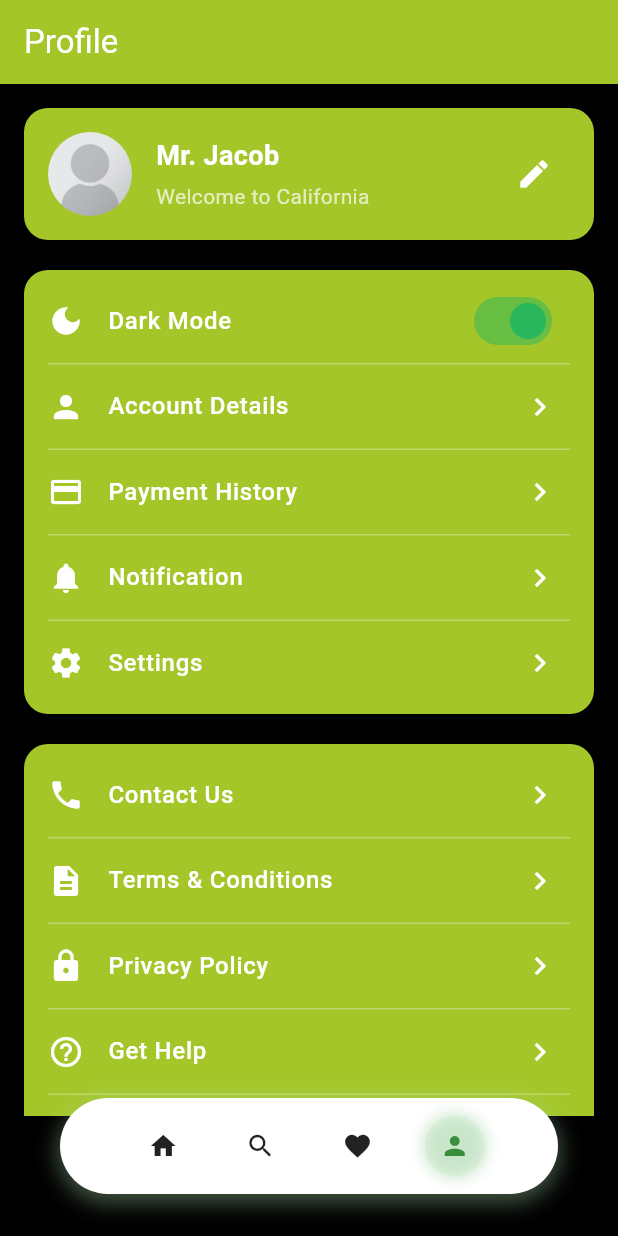
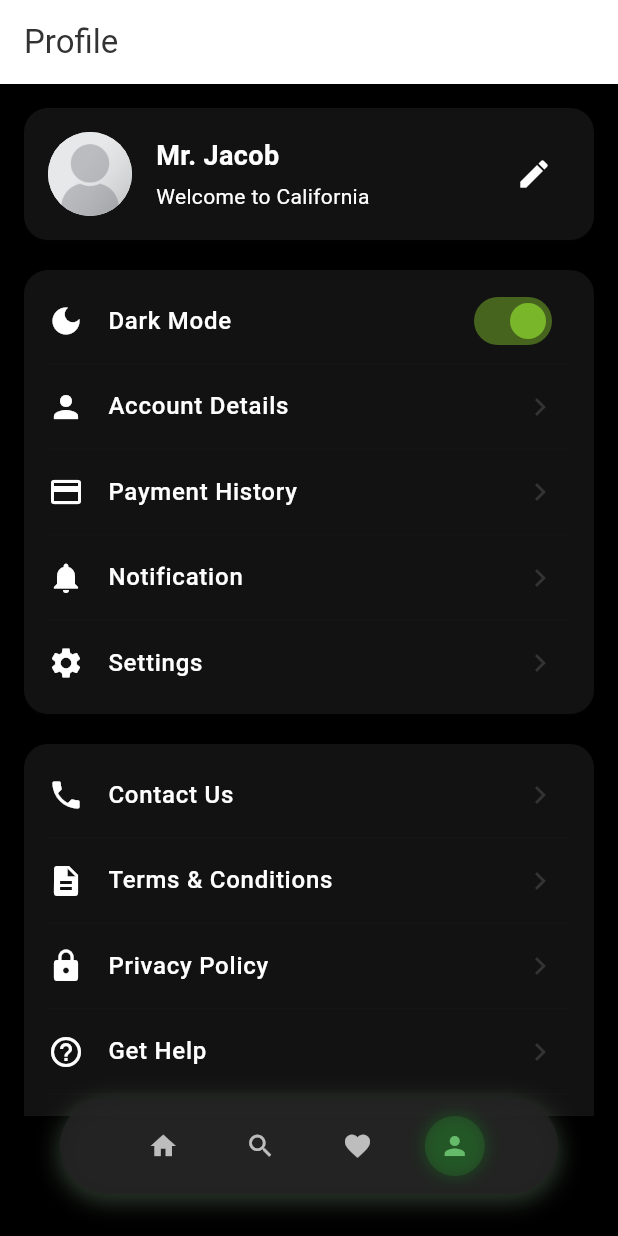
Before and after one commit to SJT-IT/fleetTest, a Flutter app: the HomePage screen opened by its route, item 4 of the bottom bar chosen, after a tap on the "edit" icon, on a phone screen of 412 x 824 dp. Run offline on Flutter 3.47's test engine with Material 3 defaults, Android fonts, the light colour scheme and no system bars; our stand-ins replace cloud_firestore, firebase_auth, firebase_core; accounts and stored records are empty; network calls fail; statements that could not run were skipped.

Commit message:
Dark mode fixd; Colour Scheme fixed

```diff
--- a/lib/core/theme/app_colors.dart
+++ b/lib/core/theme/app_colors.dart
@@ -2,37 +2,48 @@ import 'package:flutter/material.dart';
 
 class AppColors {
   // Primary colors
-  static const Color primary = Color(
-    0xFFA5C629,
-  ); // Previously primaryVariant, now main primary
-  static const Color primaryVariant = Color(
-    0xFF296AB6,
-  ); // Previously secondaryVariant
-  static const Color secondary = Color(0xFF29B65D); // Bluish-green
+  static const Color primary = Color(0xFFFFFFFF); // White for light mode
+  static const Color primaryVariant = Color(0xFF000000); // Black for dark mode
+  static const Color secondary = Color(0xFF7AB629); // Minimal green accent
   static const Color secondaryVariant = Color(
-    0xFF296AB6,
-  ); // Deep blue for accent (optional, you can keep or change)
+    0xFF7AB629,
+  ); // Same green for consistency
 
   // Complementary / accent
-  static const Color accent = Color(0xFF7AB629); // Vibrant green, moved here
+  static const Color accent = Color(0xFF7AB629); // Green accent
   static const Color accentVariant = Color(
-    0xFFB62973,
-  ); // Magenta/pink (optional)
+    0xFF7AB629,
+  ); // Same green accent variant
 
   // Surface & background
-  static const Color surface = Colors.white;
-  static const Color background = Color(0xFFE5F4D1); // Light green tint
-  static const Color surfaceVariant = Color(0xFFF6F6F6); // Light neutral
+  static const Color surface = Colors.white; // Light surface for light mode
+  static const Color background = Color(
+    0xFFF5F5F5,
+  ); // Light grey background for light mode
+  static const Color surfaceVariant = Color(
+    0xFFF5F5F5,
+  ); // Same as background for simplicity
 
   // Text colors
-  static const Color onPrimary = Colors.white;
-  static const Color onSecondary = Colors.white;
-  static const Color onSurface = Color(0xFF333333); // Dark neutral
-  static const Color onBackground = Color(0xFF333333);
+  static const Color onPrimary = Color(
+    0xFF333333,
+  ); // Dark text on white for light mode
+  static const Color onSecondary = Colors.white; // Light text on green accent
+  static const Color onSurface = Color(
+    0xFF333333,
+  ); // Dark text on light surfaces
+  static const Color onBackground = Color(
+    0xFF333333,
+  ); // Dark text on light background
 
   // Dark mode
-  static const Color darkSurface = Color(0xFF121212);
-  static const Color darkBackground = Color(0xFF000000);
-  static const Color onDarkSurface = Colors.white;
-  static const Color onDarkBackground = Colors.white;
+  static const Color darkSurface = Color(
+    0xFF121212,
+  ); // Dark surface for dark mode
+  static const Color darkBackground = Color(
+    0xFF000000,
+  ); // Black background for dark mode
+  static const Color onDarkSurface = Colors.white; // Light text on dark surface
+  static const Color onDarkBackground =
+      Colors.white; // Light text on dark background
 }
--- a/lib/features/auth/presentation/profile.dart
+++ b/lib/features/auth/presentation/profile.dart
@@ -86,6 +86,7 @@ class ProfilePage extends StatelessWidget {
 // ================================================================
 // LOGOUT CONFIRMATION
 // ================================================================
+
 void showLogoutConfirmation(
   BuildContext context,
   Function(BuildContext) signOut,
@@ -118,8 +119,7 @@ void showLogoutConfirmation(
               "Are you sure you want to log out?",
               style: TextStyle(
                 fontSize: 15,
-                // ignore: deprecated_member_use
-                color: colorScheme.onSurface.withOpacity(0.7),
+                color: colorScheme.onSurface.withAlpha(7),
               ),
             ),
             const SizedBox(height: 28),
@@ -168,6 +168,7 @@ void showLogoutConfirmation(
 // ================================================================
 // PROFILE BODY
 // ================================================================
+
 Widget _buildProfileStack(
   BuildContext context,
   Function(BuildContext) signOut,
@@ -198,24 +199,14 @@ Widget _buildProfileStack(
                       style: TextStyle(
                         fontSize: 18,
                         fontWeight: FontWeight.bold,
-                        color: colorScheme.onPrimary,
                       ),
                     ),
                     const SizedBox(height: 4),
-                    Text(
-                      "Welcome to California",
-                      style: TextStyle(
-                        // ignore: deprecated_member_use
-                        color: colorScheme.onPrimary.withOpacity(0.7),
-                      ),
-                    ),
+                    Text("Welcome to California", style: TextStyle()),
                   ],
                 ),
               ),
-              IconButton(
-                icon: Icon(Icons.edit, color: colorScheme.onPrimary),
-                onPressed: () {},
-              ),
+              IconButton(icon: Icon(Icons.edit), onPressed: () {}),
             ],
           ),
         ),
@@ -229,13 +220,10 @@ Widget _buildProfileStack(
           child: Column(
             children: [
               ListTile(
-                leading: Icon(Icons.dark_mode, color: colorScheme.onPrimary),
+                leading: Icon(Icons.dark_mode),
                 title: Text(
                   "Dark Mode",
-                  style: TextStyle(
-                    fontWeight: FontWeight.w500,
-                    color: colorScheme.onPrimary,
-                  ),
+                  style: TextStyle(fontWeight: FontWeight.w500),
                 ),
                 trailing: Switch(
                   value: Provider.of<ThemeProvider>(context).isDarkMode,
@@ -329,12 +317,20 @@ Widget _buildProfileStack(
 // ================================================================
 // HELPERS
 // ================================================================
+
 BoxDecoration _cardStyle(BuildContext context) {
   final colorScheme = Theme.of(context).colorScheme;
 
   return BoxDecoration(
-    color: colorScheme.primary,
+    color: colorScheme.surface, // Use surface instead of primary for cards
     borderRadius: BorderRadius.circular(16),
+    boxShadow: [
+      BoxShadow(
+        color: colorScheme.onSurface.withAlpha(1),
+        offset: const Offset(0, 2),
+        blurRadius: 4,
+      ),
+    ],
   );
 }
 
@@ -345,14 +341,8 @@ Widget _buildListTile(
   ColorScheme colorScheme,
 ) {
   return ListTile(
-    leading: Icon(icon, color: colorScheme.onPrimary),
-    title: Text(
-      title,
-      style: TextStyle(
-        fontWeight: FontWeight.w500,
-        color: colorScheme.onPrimary,
-      ),
-    ),
+    leading: Icon(icon),
+    title: Text(title, style: TextStyle(fontWeight: FontWeight.w500)),
     trailing: Icon(Icons.chevron_right, color: colorScheme.onPrimary),
     onTap: () {},
   );
@@ -363,7 +353,6 @@ Widget _divider(ColorScheme colorScheme) {
     height: 1,
     indent: 16,
     endIndent: 16,
-    // ignore: deprecated_member_use
-    color: colorScheme.onPrimary.withOpacity(0.3),
+    color: colorScheme.onSurface.withAlpha(3),
   );
 }
--- a/lib/widget/custom_navbar.dart
+++ b/lib/widget/custom_navbar.dart
@@ -26,32 +26,40 @@ class CustomNavBar extends StatelessWidget {
     this.selectedIndex = 1,
   });
 
-  BoxShadow? getShadowForIndex(int index) {
+  BoxShadow? getShadowForIndex(int index, bool isDark) {
     switch (index) {
       case 1:
         return BoxShadow(
-          color: Colors.blue.shade200.withAlpha((0.4 * 255).round()),
+          color: Colors.blue.shade200.withAlpha(
+            ((isDark ? 0.25 : 0.4) * 255).round(),
+          ),
           blurRadius: 12,
           spreadRadius: 2,
           offset: const Offset(0, 4),
         );
       case 2:
         return BoxShadow(
-          color: Colors.orange.shade200.withAlpha((0.4 * 255).round()),
+          color: Colors.orange.shade200.withAlpha(
+            ((isDark ? 0.25 : 0.4) * 255).round(),
+          ),
           blurRadius: 12,
           spreadRadius: 2,
           offset: const Offset(0, 4),
         );
       case 3:
         return BoxShadow(
-          color: Colors.purple.shade200.withAlpha((0.4 * 255).round()),
+          color: Colors.purple.shade200.withAlpha(
+            ((isDark ? 0.25 : 0.4) * 255).round(),
+          ),
           blurRadius: 12,
           spreadRadius: 2,
           offset: const Offset(0, 4),
         );
       case 4:
         return BoxShadow(
-          color: Colors.green.shade200.withAlpha((0.4 * 255).round()),
+          color: Colors.green.shade200.withAlpha(
+            ((isDark ? 0.25 : 0.4) * 255).round(),
+          ),
           blurRadius: 12,
           spreadRadius: 2,
           offset: const Offset(0, 4),
@@ -61,7 +69,12 @@ class CustomNavBar extends StatelessWidget {
     }
   }
 
-  Widget _buildIcon(IconData icon, VoidCallback onTap, bool isSelected) {
+  Widget _buildIcon(
+    IconData icon,
+    VoidCallback onTap,
+    bool isSelected,
+    bool isDark,
+  ) {
     return GestureDetector(
       onTap: onTap,
       child: Container(
@@ -69,13 +82,17 @@ class CustomNavBar extends StatelessWidget {
         height: 40,
         decoration: BoxDecoration(
           color: isSelected
-              ? Colors.green.shade100.withAlpha((0.3 * 255).round())
+              ? (isDark
+                    ? Colors.green.shade800.withAlpha((0.3 * 255).round())
+                    : Colors.green.shade100.withAlpha((0.3 * 255).round()))
               : Colors.transparent,
           borderRadius: BorderRadius.circular(20),
           boxShadow: isSelected
               ? [
                   BoxShadow(
-                    color: Colors.green.shade200.withAlpha((0.6 * 255).round()),
+                    color: isDark
+                        ? Colors.green.shade900.withAlpha((0.6 * 255).round())
+                        : Colors.green.shade200.withAlpha((0.6 * 255).round()),
                     blurRadius: 8,
                     spreadRadius: 1,
                   ),
@@ -84,8 +101,12 @@ class CustomNavBar extends StatelessWidget {
         ),
         child: Icon(
           icon,
-          color: isSelected ? Colors.green.shade700 : Colors.black87,
           size: 20,
+          color: isSelected
+              ? Colors.green.shade400
+              : isDark
+              ? Colors.white70
+              : Colors.black87,
         ),
       ),
     );
@@ -93,23 +114,27 @@ class CustomNavBar extends StatelessWidget {
 
   @override
   Widget build(BuildContext context) {
-    final shadow = getShadowForIndex(selectedIndex);
-
+    final isDark = Theme.of(context).brightness == Brightness.dark;
+    final shadow = getShadowForIndex(selectedIndex, isDark);
+    final alpha = (0.9 * 255).round();
     return Container(
       margin: const EdgeInsets.symmetric(horizontal: 24, vertical: 12),
       padding: const EdgeInsets.symmetric(horizontal: 24, vertical: 12),
       decoration: BoxDecoration(
-        color: Colors.white,
+        color: isDark
+            ? Colors.grey.shade900.withAlpha(alpha)
+            : Colors.grey.shade50.withAlpha(alpha),
+
         borderRadius: BorderRadius.circular(40),
         boxShadow: shadow != null ? [shadow] : [],
       ),
       child: Row(
         mainAxisAlignment: MainAxisAlignment.spaceEvenly,
         children: [
-          _buildIcon(icon1, onTap1, selectedIndex == 1),
-          _buildIcon(icon2, onTap2, selectedIndex == 2),
-          _buildIcon(icon3, onTap3, selectedIndex == 3),
-          _buildIcon(icon4, onTap4, selectedIndex == 4),
+          _buildIcon(icon1, onTap1, selectedIndex == 1, isDark),
+          _buildIcon(icon2, onTap2, selectedIndex == 2, isDark),
+          _buildIcon(icon3, onTap3, selectedIndex == 3, isDark),
+          _buildIcon(icon4, onTap4, selectedIndex == 4, isDark),
         ],
       ),
     );
```
Also changed, not shown: lib/features/auth/presentation/login.dart (+32 -4 lines), lib/features/auth/presentation/signup.dart (+6 -6 lines), lib/features/dealer/presentation/home_dealer_temp.dart (+61 -73 lines), lib/features/driver/presentation/home_driver_temp.dart (+18 -38 lines), lib/features/superadmin/presentation/home_admin_temp.dart (+13 -17 lines).
